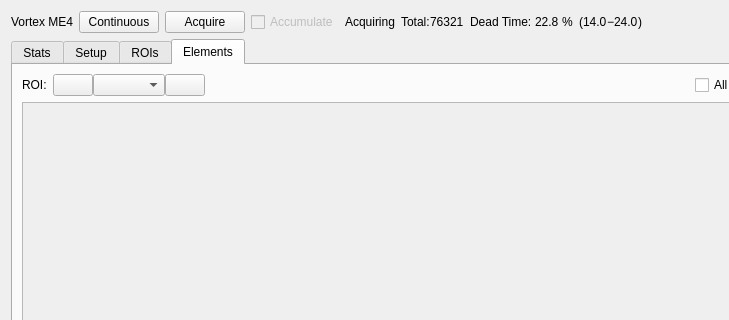
spc-group/haven, file src/firefly/xrf_detector.ui: the form before one commit; both pictures show x 0 to 729 and y 0 to 320 of the 1071 by 759 pixel window.
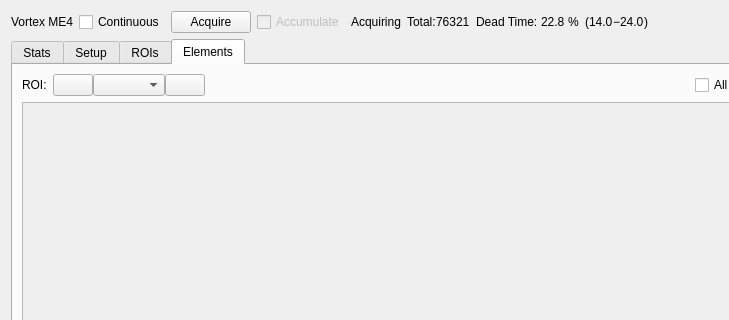
The form after the commit. Custom widgets are drawn as their Qt base class.

Commit message: Cleanded up the XRF detector display at the beamline.

```diff
--- a/src/firefly/xrf_detector.ui
+++ b/src/firefly/xrf_detector.ui
@@ -45,16 +45,13 @@
       </widget>
      </item>
      <item>
-      <widget class="PyDMPushButton" name="continuous_button">
+      <widget class="PyDMCheckbox" name="continuous_checkbox">
        <property name="toolTip">
         <string>Acquire frames continuously and display them on the plot.</string>
        </property>
        <property name="text">
         <string>Continuous</string>
        </property>
-       <property name="checkable">
-        <bool>true</bool>
-       </property>
        <property name="channel" stdset="0">
         <string>oph://${DEV}.acquire_multiple</string>
        </property>
@@ -1261,6 +1258,11 @@
    <extends>QLabel</extends>
    <header>pydm.widgets.label</header>
   </customwidget>
+  <customwidget>
+   <class>PyDMCheckbox</class>
+   <extends>QCheckBox</extends>
+   <header>pydm.widgets.checkbox</header>
+  </customwidget>
   <customwidget>
    <class>PyDMEmbeddedDisplay</class>
    <extends>QFrame</extends>
```
Left out of the diff: 28 changed lines with no effect on the pictures. The commit also changes 2 other files.
